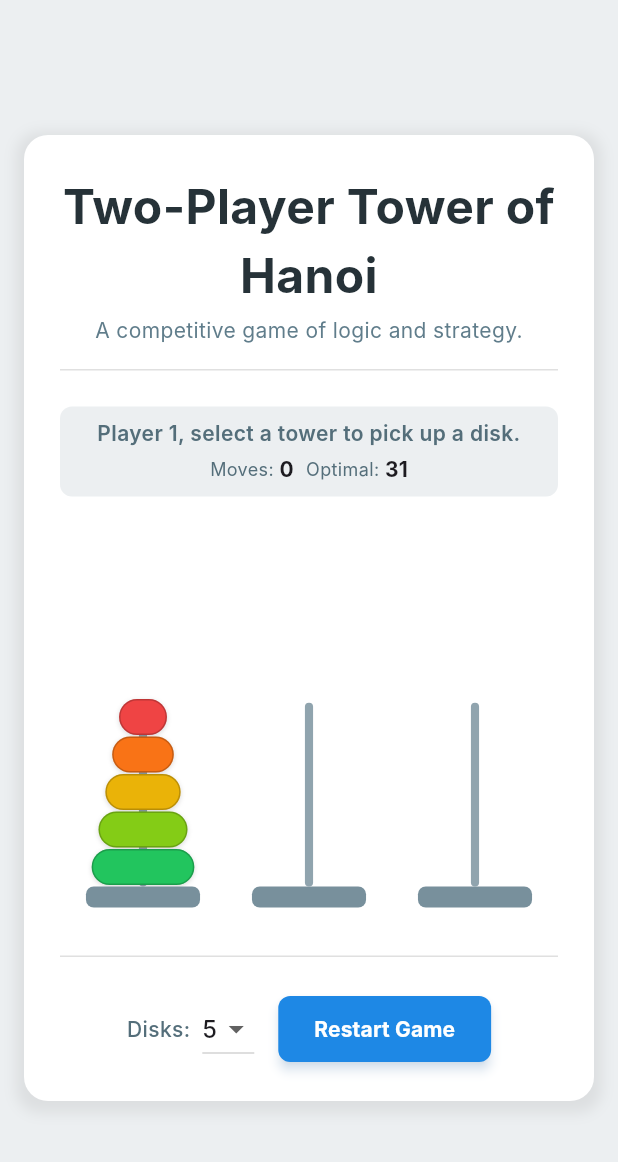
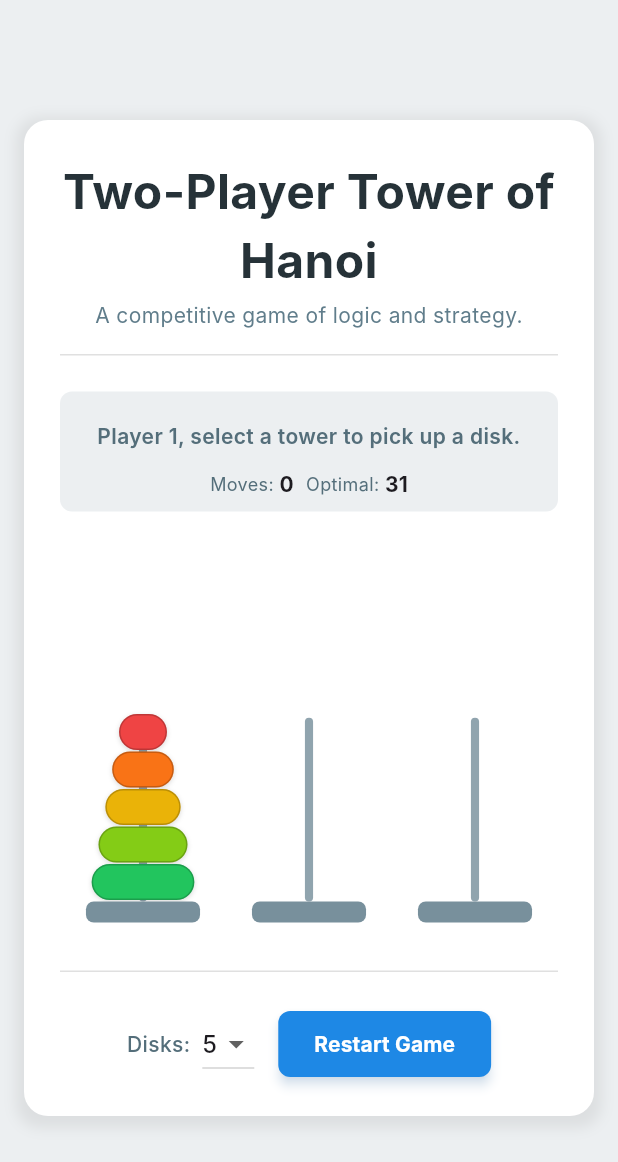
Before and after one commit to Aoli/tower_of_hanoi, a Flutter app: the screen it shows after launch, on a phone screen of 412 x 824 dp. Shown: the top 1162 px of the screen. Run offline on Flutter 3.47's test engine with Material 3 defaults, Android fonts, the phone set to English and light mode, and no system bars; Roboto replaces fonts that are missing (Inter).

Commit message:
Fix game info bar height and improve message overflow handling for responsiveness

```diff
--- a/lib/hanoi_game.dart
+++ b/lib/hanoi_game.dart
@@ -289,11 +289,14 @@ class _HanoiGameState extends State<HanoiGame> {
                 ),
                 const SizedBox(height: 24.0),
 
-                // Game Info Bar - SIGNIFICANTLY SMALLER
+                // Game Info Bar - FIXED HEIGHT
                 Container(
                   padding: EdgeInsets.all(
                     isSmallScreen ? 8.0 : 12.0,
                   ), // Reduced padding
+                  height: isSmallScreen
+                      ? 80.0
+                      : 60.0, // Fixed height based on screen size
                   decoration: BoxDecoration(
                     color: Colors.blueGrey.shade50,
                     borderRadius: BorderRadius.circular(8.0),
@@ -301,9 +304,13 @@ class _HanoiGameState extends State<HanoiGame> {
                   child: isSmallScreen
                       // Vertical layout for small screens
                       ? Column(
+                          mainAxisAlignment: MainAxisAlignment
+                              .center, // Center content vertically
                           children: [
-                            // Message text
-                            Text(
+                            // Message text with overflow handling
+                            Expanded(
+                              child: Center(
+                                child: Text(
                                   _message,
                                   style: TextStyle(
                                     fontSize: 14.0, // Smaller font
@@ -311,8 +318,12 @@ class _HanoiGameState extends State<HanoiGame> {
                                     color: _messageTextColor,
                                   ),
                                   textAlign: TextAlign.center,
+                                  overflow: TextOverflow
+                                      .ellipsis, // Handle overflow with ellipsis
+                                  maxLines: 2, // Allow two lines for messages
                                 ),
-                            SizedBox(height: 4.0),
+                              ),
+                            ),
                             // Move counters
                             Row(
                               mainAxisAlignment: MainAxisAlignment.center,
@@ -350,7 +361,7 @@ class _HanoiGameState extends State<HanoiGame> {
                             ),
                           ],
                         )
-                      // Original horizontal layout for larger screens, but with smaller text
+                      // Horizontal layout for larger screens
                       : Row(
                           mainAxisAlignment: MainAxisAlignment.spaceBetween,
                           children: [
@@ -358,11 +369,14 @@ class _HanoiGameState extends State<HanoiGame> {
                               child: Text(
                                 _message,
                                 style: TextStyle(
-                                  fontSize: 15.0, // Smaller font
+                                  fontSize: 15.0,
                                   fontWeight: FontWeight.w600,
                                   color: _messageTextColor,
                                 ),
                                 textAlign: TextAlign.center,
+                                overflow: TextOverflow
+                                    .ellipsis, // Handle overflow with ellipsis
+                                maxLines: 1, // One line for larger screens
                               ),
                             ),
                             Row(
@@ -381,7 +395,7 @@ class _HanoiGameState extends State<HanoiGame> {
                                     fontWeight: FontWeight.bold,
                                   ),
                                 ),
-                                SizedBox(width: 8.0), // Smaller spacing
+                                SizedBox(width: 8.0),
                                 Text(
                                   'Optimal: ',
                                   style: TextStyle(
```
Lines whose indentation alone changed are shown as unchanged.
